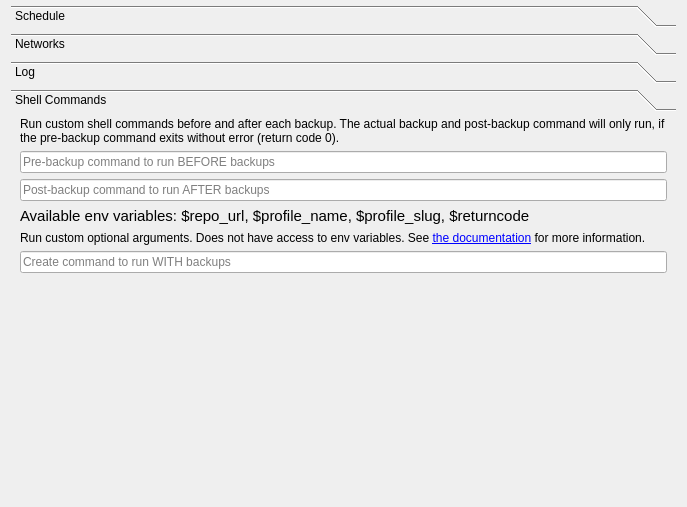
The window that src/vorta/assets/UI/scheduletab.ui (borgbase/vorta) describes before a commit, drawn with Qt 5.
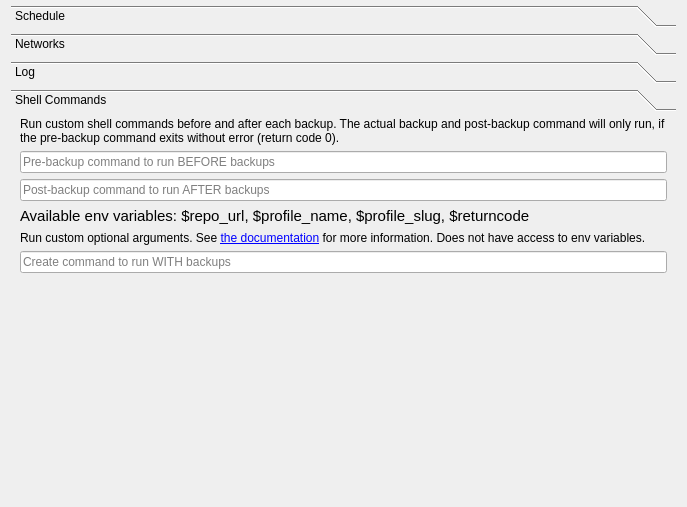
The same window after the commit.

Commit message: Rearrange text to be more logical

```diff
--- a/src/vorta/assets/UI/scheduletab.ui
+++ b/src/vorta/assets/UI/scheduletab.ui
@@ -539,7 +539,7 @@
        <item>
         <widget class="QLabel" name="label_7">
          <property name="text">
-          <string>Run custom optional arguments. Does not have access to env variables. See &lt;a href=&quot;https://borgbackup.readthedocs.io/en/stable/usage/create.html&quot;&gt;the documentation&lt;/a&gt; for more information.</string>
+          <string>Run custom optional arguments. See &lt;a href=&quot;https://borgbackup.readthedocs.io/en/stable/usage/create.html&quot;&gt;the documentation&lt;/a&gt; for more information. Does not have access to env variables. </string>
          </property>
          <property name="wordWrap">
           <bool>true</bool>
```
